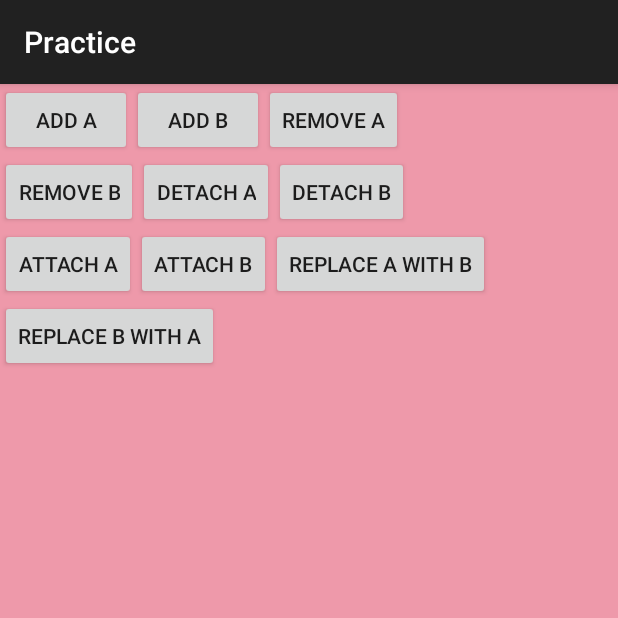
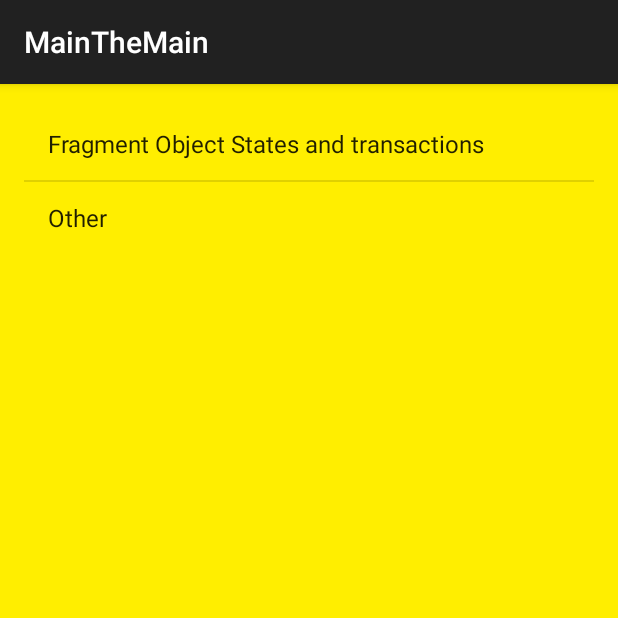
Before and after one commit to sarahsga/Practice_android_slideNerd, an Android app: the screen it shows after launch (MainActivity before the commit, MainTheMain after it), on a phone screen of 412 x 824 dp, the top half of it. Run offline under Robolectric (Android 15) with nearby library versions, the phone set to English and light mode, and no system bars.

Commit message:
A List view as the launcher activity
Great! now i won't have to erase all the code when a new topic starts..
wish I had come up with this idea earlier.. better late than never :)

```diff
--- /dev/null
+++ b/app/src/main/java/com/example/sarahahmed/practice/MainTheMain.java
@@ -0,0 +1,35 @@
+package com.example.sarahahmed.practice;
+
+import android.content.Intent;
+import android.os.Bundle;
+import android.support.v7.app.ActionBarActivity;
+import android.view.View;
+import android.widget.AdapterView;
+import android.widget.ArrayAdapter;
+import android.widget.ListView;
+
+
+public class MainTheMain extends ActionBarActivity {
+
+    ListView list;
+    MainTheMain activity;
+    @Override
+    protected void onCreate(Bundle savedInstanceState) {
+        super.onCreate(savedInstanceState);
+        setContentView(R.layout.activity_main_the_main);
+        activity = this;
+        list = (ListView)this.findViewById(R.id.listView);
+        ArrayAdapter adapter = ArrayAdapter.createFromResource(this,R.array.main_list,android.R.layout.simple_list_item_1);
+        list.setAdapter(adapter);
+        list.setOnItemClickListener(new AdapterView.OnItemClickListener() {
+            @Override
+            public void onItemClick(AdapterView<?> parent, View view, int position, long id) {
+                Intent intent = new Intent(activity, MainTheMain.class); // can be initialized with any
+                if ( position == 0 ){
+                    intent = new Intent(activity, MainActivity.class);
+                }
+                startActivity(intent);
+            }
+        });
+    }
+}
--- /dev/null
+++ b/app/src/main/res/layout/activity_main_the_main.xml
@@ -0,0 +1,18 @@
+<RelativeLayout xmlns:android="http://schemas.android.com/apk/res/android"
+    xmlns:tools="http://schemas.android.com/tools" android:layout_width="match_parent"
+    android:layout_height="match_parent" android:paddingLeft="@dimen/activity_horizontal_margin"
+    android:paddingRight="@dimen/activity_horizontal_margin"
+    android:paddingTop="@dimen/activity_vertical_margin"
+    android:paddingBottom="@dimen/activity_vertical_margin"
+    tools:context="com.example.sarahahmed.practice.MainTheMain"
+    android:background="#FFEE00">
+
+
+    <ListView
+        android:layout_width="wrap_content"
+        android:layout_height="wrap_content"
+        android:id="@+id/listView"
+        android:layout_alignParentTop="true"
+        android:layout_alignParentRight="true"
+        android:layout_alignParentEnd="true" />
+</RelativeLayout>
--- a/app/src/main/res/values/strings.xml
+++ b/app/src/main/res/values/strings.xml
@@ -27,4 +27,11 @@
 
     <string name="title_activity_another2">Another2</string>
 
+    <string-array name="main_list">
+        <item>Fragment Object States and transactions</item>
+        <item>Other</item>
+    </string-array>
+
+    <string name="title_activity_main_the_main">MainTheMain</string>
+
 </resources>
```
Also changed, not shown: app/src/main/AndroidManifest.xml (+9 -4 lines), app/src/main/res/menu/menu_main_the_main.xml (added, +7 -0 lines).
